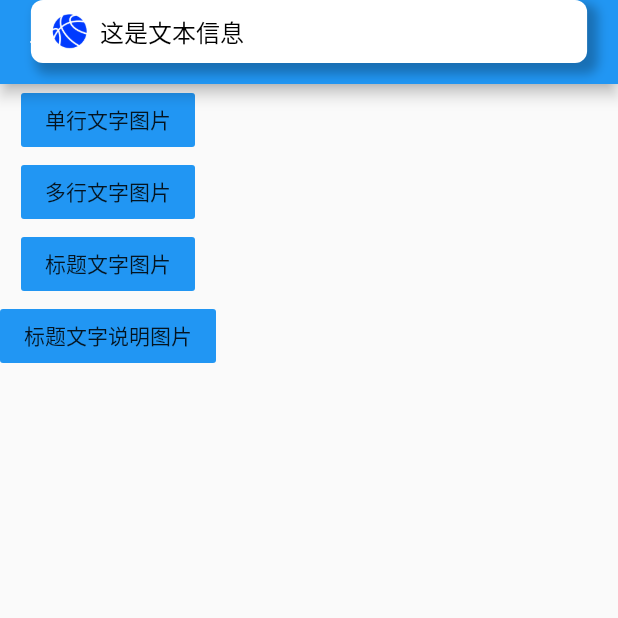
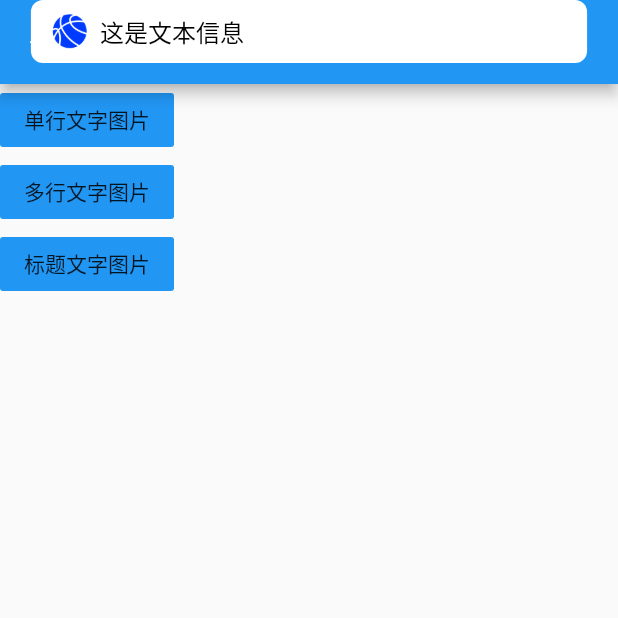
Before and after one commit to marklin2012/saturn, a Flutter app: the MessagePage screen opened directly, after a tap on "单行文字图片", on a phone screen of 412 x 824 dp, the top half of it. Run offline on Flutter 3.47's test engine with Material 2 defaults, Android fonts, the phone set to English and light mode, and no system bars.

Commit message:
feat:删除explain,添加autodisappear,添加是否显示阴影

```diff
--- a/example/lib/pages/message.dart
+++ b/example/lib/pages/message.dart
@@ -1,6 +1,5 @@
 import 'package:flutter/material.dart';
 import 'package:saturn/saturn.dart';
-import 'package:saturn/st_message/st_message.dart';
 
 class MessagePage extends StatelessWidget {
   @override
@@ -19,7 +18,9 @@ class MessagePage extends StatelessWidget {
               STMessage.show(
                   context: context,
                   message: "这是文本信息",
-                  icon: "assets/images/basketball_check.png");
+                  icon: "assets/images/basketball_check.png",
+                  showShadow: false,
+                  autoClose: true);
             },
           ),
           FlatButton(
@@ -43,19 +44,17 @@ class MessagePage extends StatelessWidget {
                   icon: "assets/images/basketball_check.png");
             },
           ),
-          FlatButton(
-            child: Text("标题文字说明图片"),
-            color: Colors.blue,
-            onPressed: () {
-              STMessage.show(
-                  context: context,
-                  title: "标题标题",
-                  message: "好的好的信息好的信息好的信息好的信息好的信息好的信息好的信息好的信息",
-                  explain: "说的",
-                  explainInfo: "这个",
-                  icon: "assets/images/basketball_check.png");
-            },
-          ),
+          // FlatButton(
+          //   child: Text("标题文字说明图片"),
+          //   color: Colors.blue,
+          //   onPressed: () {
+          //     STMessage.show(
+          //       context: context,
+          //       title: "标题标题",
+          //       message: "好的好的信息好的信息好的信息好的信息好的信息好的信息好的信息好的信息",
+          //     );
+          //   },
+          // ),
         ],
       ),
     );
--- a/lib/saturn.dart
+++ b/lib/saturn.dart
@@ -6,6 +6,7 @@ export 'package:saturn/st_badge/st_badge.dart';
 export 'package:saturn/st_tooltip/st_tooltip.dart';
 export 'package:saturn/st_button/st_button.dart';
 export 'package:saturn/st_icons/st_icons.dart';
+export 'package:saturn/st_message/include.dart';
 
 /// A Calculator.
 class Calculator {
--- a/lib/st_message/common.dart
+++ b/lib/st_message/common.dart
@@ -10,4 +10,6 @@ class STMessageConstant {
   static const titleFontSize = 17.0;
   static const messageFontSize = 16.0;
   static const explainFontSize = 14.0;
+
+  static const defaultDisappearTime = 5;
 }
--- a/lib/st_message/st_message.dart
+++ b/lib/st_message/st_message.dart
@@ -1,3 +1,5 @@
+import 'dart:async';
+
 import 'package:flutter/material.dart';
 
 import 'common.dart';
@@ -5,26 +7,32 @@ import 'common.dart';
 class STMessage extends StatefulWidget {
   final String title;
   final String message;
-  final String explainInfo;
-  final String explain;
   final String icon;
+  final Widget widget;
+  final bool showShadow;
+  final bool autoClose;
+  final int disappearTime;
 
-  const STMessage({
-    Key key,
+  const STMessage(
+      {Key key,
       this.title,
       @required this.message,
-    this.explainInfo,
-    this.explain,
       @required this.icon,
-  }) : super(key: key);
+      this.widget,
+      this.showShadow,
+      this.autoClose,
+      this.disappearTime})
+      : super(key: key);
 
   static void show(
       {@required BuildContext context,
       String title,
       @required String message,
-      String explainInfo,
-      String explain,
-      @required String icon}) {
+      @required String icon,
+      Widget widget,
+      bool showShadow = true,
+      bool autoClose = false,
+      int disappearTime = STMessageConstant.defaultDisappearTime}) {
     showDialog(
       context: context,
       barrierDismissible: false,
@@ -33,9 +41,11 @@ class STMessage extends StatefulWidget {
         final _message = STMessage(
             title: title,
             message: message,
-            explainInfo: explainInfo,
-            explain: explain,
-            icon: icon);
+            icon: icon,
+            widget: widget,
+            showShadow: showShadow,
+            autoClose: autoClose,
+            disappearTime: disappearTime);
         return _message;
       },
     );
@@ -52,9 +62,17 @@ class STMessage extends StatefulWidget {
 }
 
 class _STMessageState extends State<STMessage> {
+  Timer timer;
+
   @override
   void initState() {
     super.initState();
+
+    if (widget.autoClose) {
+      timer = Timer(Duration(milliseconds: widget.disappearTime * 1000), () {
+        STMessage.hide(context);
+      });
+    }
   }
 
   @override
@@ -76,12 +94,6 @@ class _STMessageState extends State<STMessage> {
       decoration: TextDecoration.none,
     );
 
-    const TextStyle explainStyle = TextStyle(
-        fontWeight: FontWeight.w500,
-        color: Colors.grey,
-        fontSize: STMessageConstant.explainFontSize,
-        decoration: TextDecoration.none);
-
     Image imageWidget;
     if (!isNullOrEmpty(widget.icon)) {
       imageWidget = Image.asset(widget.icon,
@@ -101,8 +113,11 @@ class _STMessageState extends State<STMessage> {
       style: messageStyle,
     );
 
-    final bool haveExplain = (!isNullOrEmpty(widget.explain)) &&
-        (!isNullOrEmpty(widget.explainInfo));
+    Color shadowColor = Colors.black26;
+    if (!widget.showShadow) {
+      shadowColor = Colors.transparent;
+    }
+
     return Align(
         alignment: Alignment.topCenter,
         child: Container(
@@ -110,15 +125,16 @@ class _STMessageState extends State<STMessage> {
           decoration: BoxDecoration(
             borderRadius: BorderRadius.circular(STMessageConstant.cornerRadius),
             color: Colors.white,
-            boxShadow: const [
+            boxShadow: [
               BoxShadow(
-                  color: Colors.black26,
-                  offset: Offset(5.0, 5.0),
+                  color: shadowColor,
+                  offset: const Offset(5.0, 5.0),
                   blurRadius: 5.0,
                   spreadRadius: 2.0),
             ],
           ),
-          child: Padding(
+          child: widget.widget ??
+              Padding(
                 padding: const EdgeInsets.fromLTRB(14, 9, 14, 9),
                 child: Column(
                   mainAxisSize: MainAxisSize.min,
@@ -136,24 +152,16 @@ class _STMessageState extends State<STMessage> {
                               const SizedBox(
                                 width: STMessageConstant.iconMessageDistance,
                               ),
-                          if (haveExplain)
-                            Text(widget.explain, style: explainStyle)
-                          else if (!isNullOrEmpty(widget.title))
+                              if (!isNullOrEmpty(widget.title))
                                 Expanded(child: titleWidget)
                               else
                                 Expanded(child: messageWidget)
                             ],
                           ),
                         ),
-                    if (haveExplain)
-                      Text(widget.explainInfo, style: explainStyle)
                       ],
                     ),
-                if (haveExplain)
-                  titleWidget
-                else if (!isNullOrEmpty(widget.title))
-                  messageWidget,
-                if (haveExplain) messageWidget,
+                    if (!isNullOrEmpty(widget.title)) messageWidget,
                   ],
                 ),
               ),
@@ -167,4 +175,12 @@ class _STMessageState extends State<STMessage> {
       return false;
     }
   }
+
+  @override
+  void dispose() {
+    if (timer != null) {
+      timer.cancel();
     }
+    super.dispose();
+  }
+}
```
Lines whose indentation alone changed are shown as unchanged.
